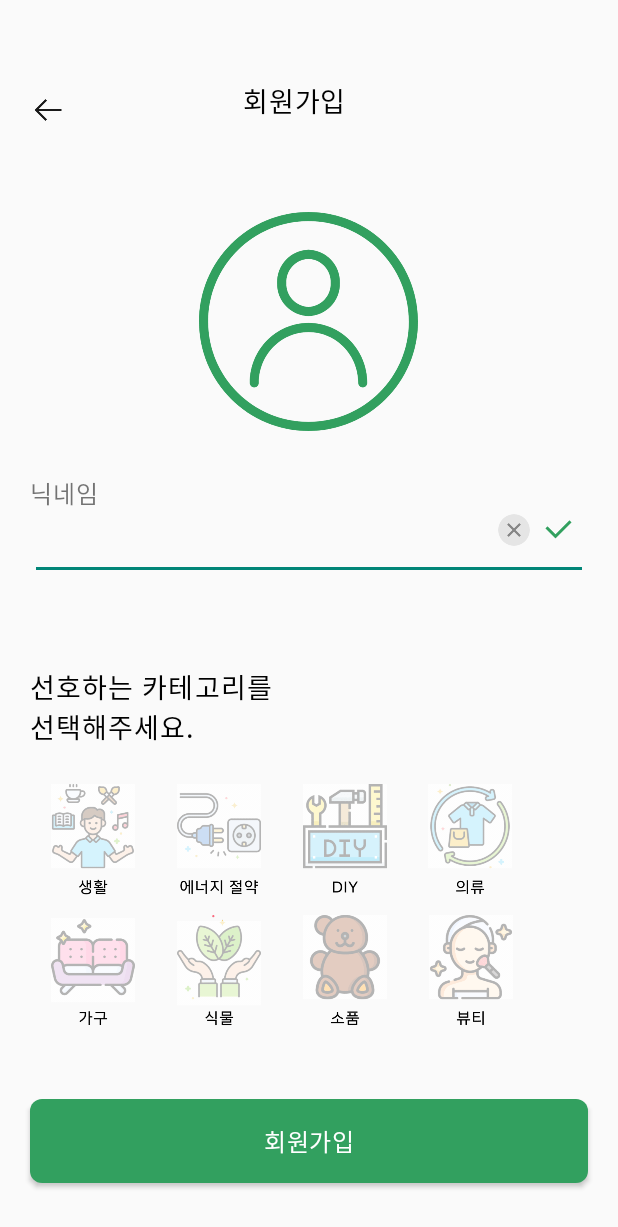
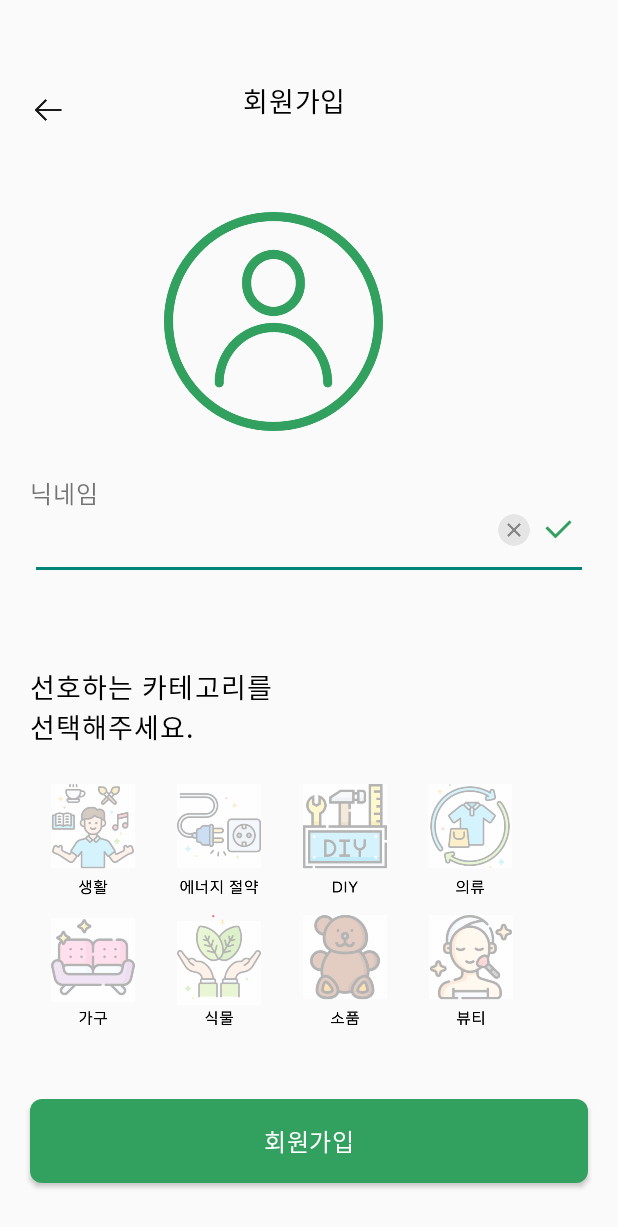
Before and after one commit to OneCoin-00/BRJM-AOS, an Android app: the Join2Activity screen opened directly, with no data from a screen before it, on a phone screen of 412 x 824 dp. Shown: the top 1227 px of the screen. Run offline under Robolectric (Android 15) with nearby library versions, the phone set to English and light mode, and no system bars.

Commit message:
design : 환경소식 ui (#12)

```diff
--- a/app/build.gradle
+++ b/app/build.gradle
@@ -46,7 +46,7 @@ android {
 
 dependencies {
 
-//bottom navigation view
+    //bottom navigation view
     implementation "androidx.viewpager2:viewpager2:1.0.0"
     implementation 'androidx.navigation:navigation-fragment:2.3.2'
     implementation 'androidx.navigation:navigation-ui:2.3.2'
--- a/app/src/main/java/com/example/brjm_aos/ui/login/activity/Join2Activity.kt
+++ b/app/src/main/java/com/example/brjm_aos/ui/login/activity/Join2Activity.kt
@@ -3,24 +3,29 @@ package com.example.brjm_aos.ui.login.activity
 import android.content.Intent
 import androidx.appcompat.app.AppCompatActivity
 import android.os.Bundle
-import android.widget.Toast
 import com.example.brjm_aos.databinding.ActivityJoin2Binding
 
+
 class Join2Activity : AppCompatActivity() {
+
     override fun onCreate(savedInstanceState: Bundle?) {
         super.onCreate(savedInstanceState)
         val binding = ActivityJoin2Binding.inflate(layoutInflater)
-
         setContentView(binding.root)
 
-        binding.livingbt?.setOnClickListener {
-            Toast.makeText(this, "버튼 눌림", Toast.LENGTH_SHORT).show()
-            binding.livingbt?.isSelected = binding.livingbt?.isSelected != true
-        }
+
+
+//            binding.livingbt?.setOnClickListener {
+//            Toast.makeText(this, "버튼 눌림", Toast.LENGTH_SHORT).show()
+//            binding.livingbt?.isSelected = binding.livingbt?.isSelected != true
+//        }
+
 
         binding.joinslbutton.setOnClickListener {
             val intent = Intent(this, StartActivity::class.java)
             startActivity(intent)
         }
+
+
     }
 }
--- a/app/src/main/java/com/example/brjm_aos/ui/main/MainActivity.kt
+++ b/app/src/main/java/com/example/brjm_aos/ui/main/MainActivity.kt
@@ -8,7 +8,7 @@ import com.example.brjm_aos.ui.main.adapter.ViewPagerAdapter
 import com.google.android.material.tabs.TabLayoutMediator
 
 
-//상속 , view binding
+
 class MainActivity : AppCompatActivity(){
 
 
--- a/app/src/main/res/layout/activity_join2.xml
+++ b/app/src/main/res/layout/activity_join2.xml
@@ -41,11 +41,27 @@
         android:layout_marginTop="47dp"
         android:orientation="vertical">
 
-        <Button
-            android:layout_width="146dp"
-            android:layout_height="146dp"
-            android:background="@drawable/icon_pf_test"
-            android:layout_gravity="center"/>
+
+        <RelativeLayout
+            android:layout_width="match_parent"
+            android:layout_height="146dp">
+
+            <ImageView
+                android:id="@+id/img_load"
+                android:layout_width="146dp"
+                android:layout_height="146dp"
+                android:layout_alignParentStart="true"
+                android:layout_alignParentTop="true"
+                android:layout_alignParentEnd="true"
+                android:layout_alignParentBottom="true"
+                android:layout_gravity="center"
+                android:layout_marginStart="109dp"
+                android:layout_marginTop="0dp"
+                android:layout_marginEnd="156dp"
+                android:layout_marginBottom="0dp"
+                android:background="@drawable/icon_pf_test" />
+
+        </RelativeLayout>
 
         <TextView
             android:layout_width="50dp"
```
Also changed, not shown: app/src/main/AndroidManifest.xml (+12 -2 lines), app/src/main/java/com/example/brjm_aos/ui/main/fragment/mypageFragment.kt (+7 -2 lines), app/src/main/java/com/example/brjm_aos/ui/mypage/adapter/ViewpagerAdapter2.kt (added, +24 -0 lines), app/src/main/res/layout/fragment_myalarm.xml (+16 -5 lines), app/src/main/res/layout/fragment_mypage.xml (+46 -5 lines), app/src/main/res/layout/fragment_news.xml (+34 -5 lines), app/src/main/res/layout/fragment_wp.xml (+33 -5 lines).
